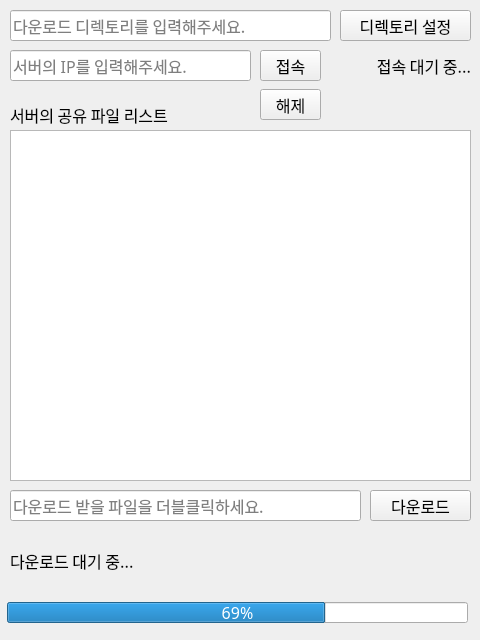
Before: the Qt Designer form Client/design.ui in IVIuho/Networt-DB-Project, drawn with Qt 5.
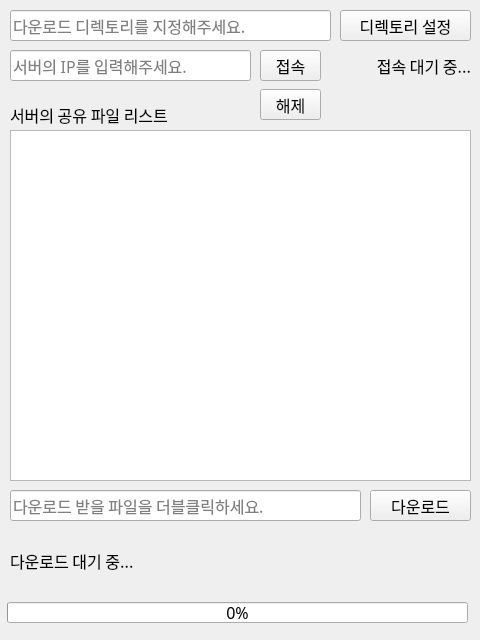
After: the same form once the commit is applied.

```diff
--- a/Client/design.ui
+++ b/Client/design.ui
@@ -200,8 +200,11 @@
       <height>31</height>
      </rect>
     </property>
+    <property name="readOnly">
+     <bool>true</bool>
+    </property>
     <property name="placeholderText">
-     <string>다운로드 디렉토리를 입력해주세요.</string>
+     <string>다운로드 디렉토리를 지정해주세요.</string>
     </property>
    </widget>
    <widget class="QPushButton" name="btn_path">
@@ -275,7 +278,16 @@
      </rect>
     </property>
     <property name="value">
-     <number>69</number>
+     <number>0</number>
+    </property>
+    <property name="orientation">
+     <enum>Qt::Horizontal</enum>
+    </property>
+    <property name="textDirection">
+     <enum>QProgressBar::TopToBottom</enum>
+    </property>
+    <property name="format">
+     <string>%p%</string>
     </property>
    </widget>
   </widget>
```
Left out of the diff: 14 changed lines with no effect on the pictures.
